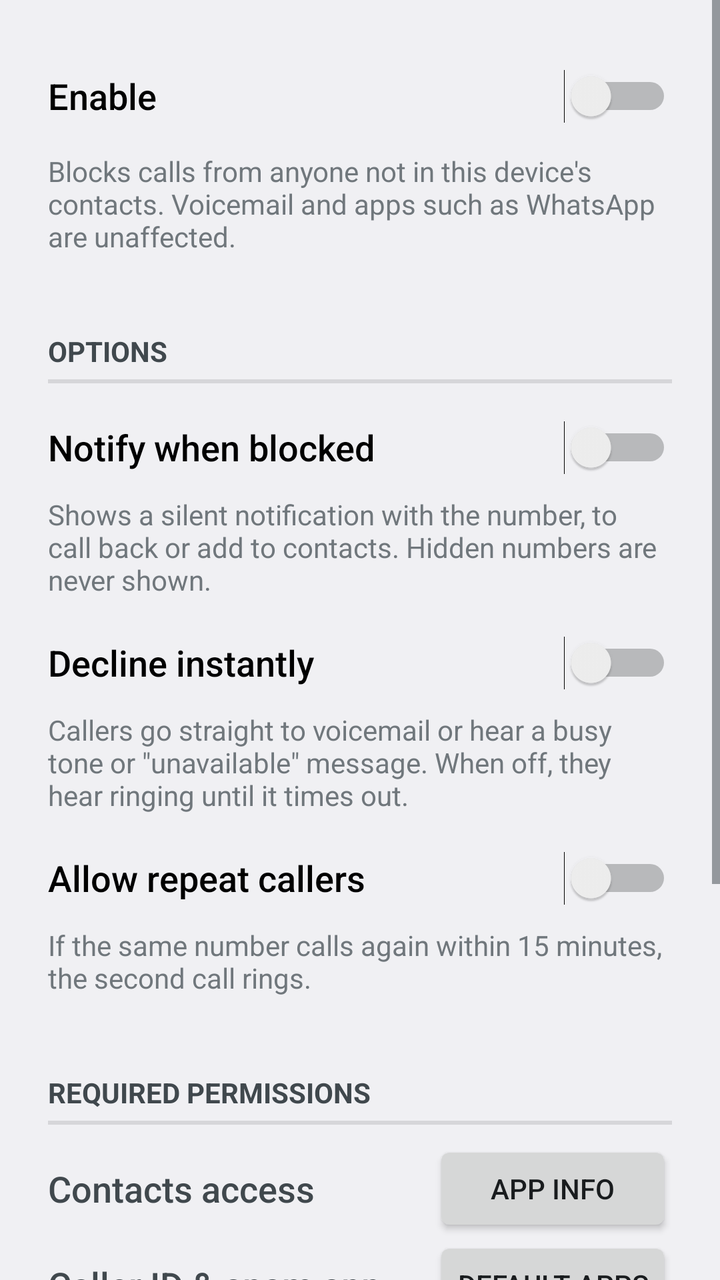
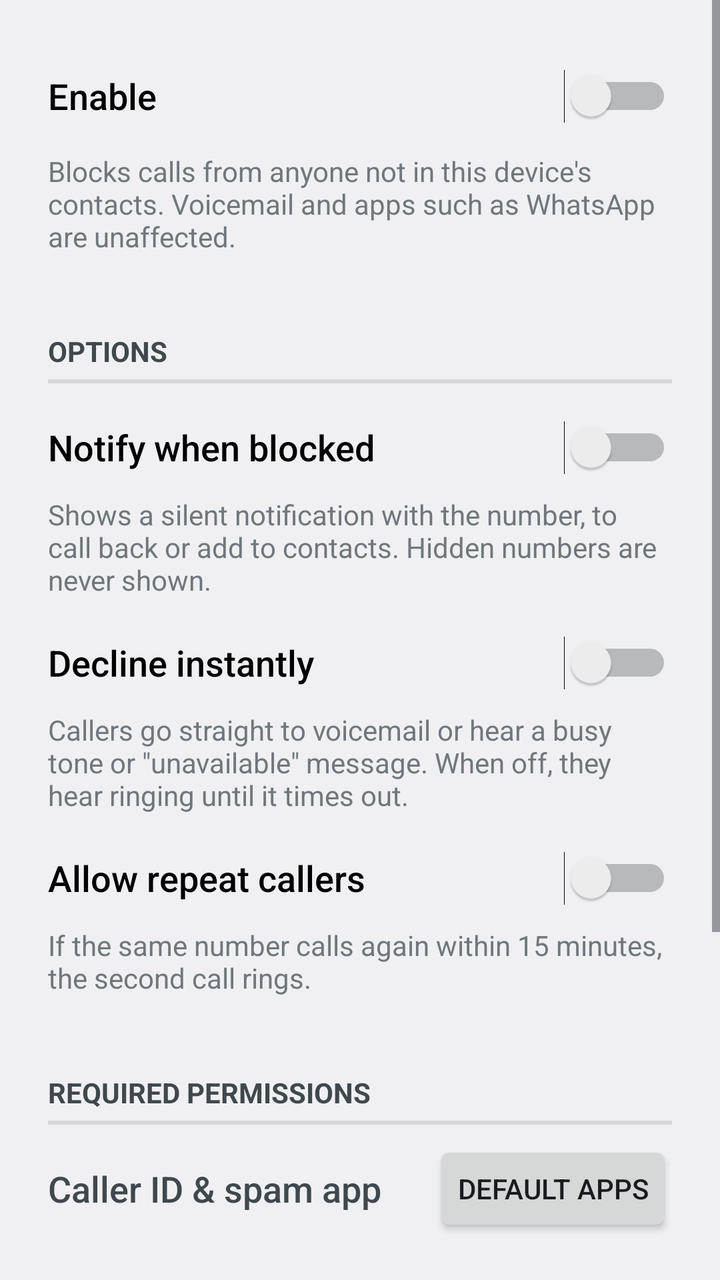

An Android layout rendered at two revisions. The XML below is the earlier revision; the diff shows what the commit changed to produce the second picture.
<!-- AndroidManifest.xml: application theme AppTheme -->
<!-- res/layout/activity_main.xml -->
<?xml version="1.0" encoding="utf-8"?>
<ScrollView xmlns:android="http://schemas.android.com/apk/res/android"
    android:layout_width="match_parent"
    android:layout_height="match_parent"
    android:id="@+id/root">

    <LinearLayout
        android:layout_width="match_parent"
        android:layout_height="wrap_content"
        android:orientation="vertical"
        android:padding="24dp">

        <Switch
            android:id="@+id/toggle"
            style="@style/SettingSwitch"
            android:text="@string/toggle" />

        <TextView
            android:layout_width="match_parent"
            android:layout_height="wrap_content"
            android:textAppearance="?android:attr/textAppearanceSmall"
            android:layout_marginTop="4dp"
            android:text="@string/description" />

        
        <LinearLayout
            android:id="@+id/options"
            android:layout_width="match_parent"
            android:layout_height="wrap_content"
            android:orientation="vertical">

            <TextView
                style="?android:attr/listSeparatorTextViewStyle"
                android:layout_marginTop="32dp"
                android:paddingStart="0dp"
                android:text="@string/options" />

            <Switch
                android:id="@+id/notify"
                style="@style/SettingSwitch"
                android:layout_marginTop="8dp"
                android:text="@string/notify" />

            <TextView
                android:layout_width="match_parent"
                android:layout_height="wrap_content"
                android:textAppearance="?android:attr/textAppearanceSmall"
                android:text="@string/notify_desc" />

            <Switch
                android:id="@+id/instant_decline"
                style="@style/SettingSwitch"
                android:layout_marginTop="8dp"
                android:text="@string/instant_decline" />

            <TextView
                android:layout_width="match_parent"
                android:layout_height="wrap_content"
                android:textAppearance="?android:attr/textAppearanceSmall"
                android:text="@string/instant_decline_desc" />

            <Switch
                android:id="@+id/repeat_callers"
                style="@style/SettingSwitch"
                android:layout_marginTop="8dp"
                android:text="@string/repeat_callers" />

            <TextView
                android:layout_width="match_parent"
                android:layout_height="wrap_content"
                android:textAppearance="?android:attr/textAppearanceSmall"
                android:text="@string/repeat_callers_desc" />

            
            <Button
                android:id="@+id/add_tile"
                android:layout_width="wrap_content"
                android:layout_height="wrap_content"
                android:layout_marginTop="16dp"
                android:text="@string/add_tile"
                android:visibility="gone" />
        </LinearLayout>

        
        <LinearLayout
            android:id="@+id/permissions"
            android:layout_width="match_parent"
            android:layout_height="wrap_content"
            android:orientation="vertical">

            <TextView
                style="?android:attr/listSeparatorTextViewStyle"
                android:layout_marginTop="32dp"
                android:paddingStart="0dp"
                android:layout_marginBottom="8dp"
                android:text="@string/permissions" />

            <TableLayout
                android:layout_width="match_parent"
                android:layout_height="wrap_content"
                android:shrinkColumns="0"
                android:stretchColumns="0">

                <TableRow
                    android:id="@+id/row_contacts"
                    android:gravity="center_vertical"
                    android:minHeight="48dp">

                    <TextView
                        android:text="@string/perm_contacts"
                        android:textAppearance="?android:attr/textAppearanceMedium" />

                    <Button
                        android:id="@+id/open_app_info"
                        android:text="@string/app_info" />
                </TableRow>

                <TableRow
                    android:id="@+id/row_role"
                    android:gravity="center_vertical"
                    android:minHeight="48dp">

                    <TextView
                        android:text="@string/perm_role"
                        android:textAppearance="?android:attr/textAppearanceMedium" />

                    <Button
                        android:id="@+id/open_default_apps"
                        android:text="@string/default_apps" />
                </TableRow>
            </TableLayout>
        </LinearLayout>

        <TextView
            style="?android:attr/listSeparatorTextViewStyle"
            android:layout_marginTop="32dp"
            android:paddingStart="0dp"
            android:layout_marginBottom="8dp"
            android:text="@string/blocked_calls" />

        <TableLayout
            android:layout_width="match_parent"
            android:layout_height="wrap_content"
            android:stretchColumns="1"
            android:shrinkColumns="1">

            <TableRow android:paddingVertical="4dp">

                <TextView
                    android:text="@string/stats_total"
                    android:textAppearance="?android:attr/textAppearanceMedium" />

                <TextView
                    android:id="@+id/stats_total"
                    android:gravity="end"
                    android:textAppearance="?android:attr/textAppearanceMedium" />
            </TableRow>

            <TableRow android:paddingVertical="4dp">

                <TextView
                    android:text="@string/stats_recent"
                    android:textAppearance="?android:attr/textAppearanceMedium" />

                <TextView
                    android:id="@+id/stats_recent"
                    android:gravity="end"
                    android:textAppearance="?android:attr/textAppearanceMedium" />
            </TableRow>
        </TableLayout>

        <TextView
            android:layout_width="match_parent"
            android:layout_height="wrap_content"
            android:layout_marginTop="32dp"
            android:text="@string/builtin_note"
            android:textAppearance="?android:attr/textAppearanceSmall" />
    </LinearLayout>
</ScrollView>
<!-- resources referenced by this layout -->
<resources>
  <string name="add_tile">Add to Quick Settings</string>
  <string name="app_info">App info</string>
  <string name="blocked_calls">Calls blocked</string>
  <string name="builtin_note"><b>Tip:</b> Your phone app may already have this setting built in. Options like \"Block unidentified callers\" usually only apply to hidden numbers, not unknown ones.</string>
  <string name="default_apps">Default apps</string>
  <string name="description">Blocks calls from anyone not in this device\'s contacts. Voicemail and apps such as WhatsApp are unaffected.</string>
  <string name="instant_decline">Decline instantly</string>
  <string name="instant_decline_desc">Callers go straight to voicemail or hear a busy tone or \"unavailable\" message. When off, they hear ringing until it times out.</string>
  <string name="notify">Notify when blocked</string>
  <string name="notify_desc">Shows a silent notification with the number, to call back or add to contacts. Hidden numbers are never shown.</string>
  <string name="options">Options</string>
  <string name="perm_contacts">Contacts access</string>
  <string name="perm_role">Caller ID &amp; spam app</string>
  <string name="permissions">Required permissions</string>
  <string name="repeat_callers">Allow repeat callers</string>
  <string name="repeat_callers_desc">If the same number calls again within 15 minutes, the second call rings.</string>
  <string name="stats_recent">Last</string>
  <string name="stats_total">Total</string>
  <string name="toggle">Enable</string>
  <style name="SettingSwitch">
          <item name="android:layout_width">match_parent</item>
          <item name="android:layout_height">wrap_content</item>
          <item name="android:minHeight">48dp</item>
          <item name="android:textAppearance">?android:attr/textAppearanceMedium</item>
      </style>
  <style name="AppTheme" parent="@android:style/Theme.DeviceDefault.DayNight">
          <item name="android:windowLightStatusBar">?android:attr/isLightTheme</item>
          <item name="android:windowLightNavigationBar">?android:attr/isLightTheme</item>
          <item name="android:actionBarStyle">@style/HeaderBar</item>
      </style>
  <style name="HeaderBar" parent="@android:style/Widget.DeviceDefault.ActionBar.Solid">
          <item name="android:titleTextStyle">@style/HeaderBarTitle</item>
      </style>
  <style name="HeaderBarTitle" parent="@android:style/TextAppearance.DeviceDefault.Widget.ActionBar.Title">
          <item name="android:textSize">20dp</item>
      </style>
</resources>

<!-- the commit's change to res/layout/activity_main.xml (unified diff, before → after) -->
@@ -102,20 +102,6 @@
                 android:stretchColumns="0">
 
                 <TableRow
-                    android:id="@+id/row_contacts"
-                    android:gravity="center_vertical"
-                    android:minHeight="48dp">
-
-                    <TextView
-                        android:text="@string/perm_contacts"
-                        android:textAppearance="?android:attr/textAppearanceMedium" />
-
-                    <Button
-                        android:id="@+id/open_app_info"
-                        android:text="@string/app_info" />
-                </TableRow>
-
-                <TableRow
                     android:id="@+id/row_role"
                     android:gravity="center_vertical"
                     android:minHeight="48dp">
<!-- resource entries referenced after the edit -->
@@ -1,7 +1,6 @@
 <!-- resources referenced by this layout -->
 <resources>
   <string name="add_tile">Add to Quick Settings</string>
-  <string name="app_info">App info</string>
   <string name="blocked_calls">Calls blocked</string>
   <string name="builtin_note"><b>Tip:</b> Your phone app may already have this setting built in. Options like \"Block unidentified callers\" usually only apply to hidden numbers, not unknown ones.</string>
   <string name="default_apps">Default apps</string>
@@ -11,7 +10,6 @@
   <string name="notify">Notify when blocked</string>
   <string name="notify_desc">Shows a silent notification with the number, to call back or add to contacts. Hidden numbers are never shown.</string>
   <string name="options">Options</string>
-  <string name="perm_contacts">Contacts access</string>
   <string name="perm_role">Caller ID &amp; spam app</string>
   <string name="permissions">Required permissions</string>
   <string name="repeat_callers">Allow repeat callers</string>
